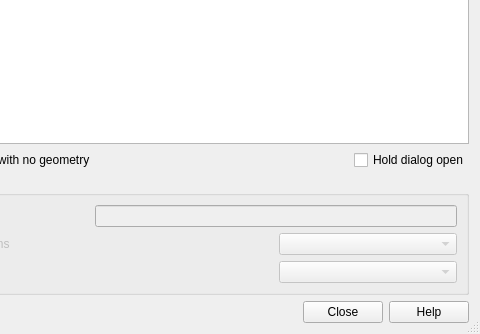
Qt form src/ui/qgsdbsourceselectbase.ui (qgis/QGIS) before a commit; both pictures show x 112 to 592 and y 142 to 476 of the 592 by 476 pixel window.
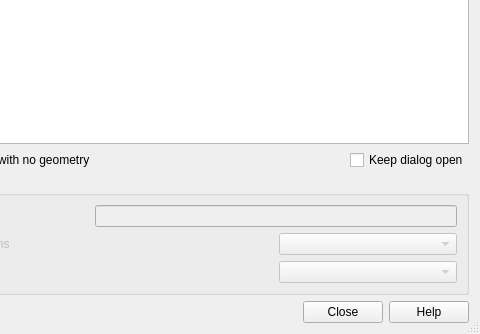
The same form after that commit. Icons and pictures are not drawn.

Commit message: Update to strings in add postgis layer dialog

The edit to the form file:
```diff
--- a/src/ui/qgsdbsourceselectbase.ui
+++ b/src/ui/qgsdbsourceselectbase.ui
@@ -131,7 +131,7 @@
      <item>
       <widget class="QCheckBox" name="mHoldDialogOpen">
        <property name="text">
-        <string>Hold dialog open</string>
+        <string>Keep dialog open</string>
        </property>
       </widget>
      </item>
```
